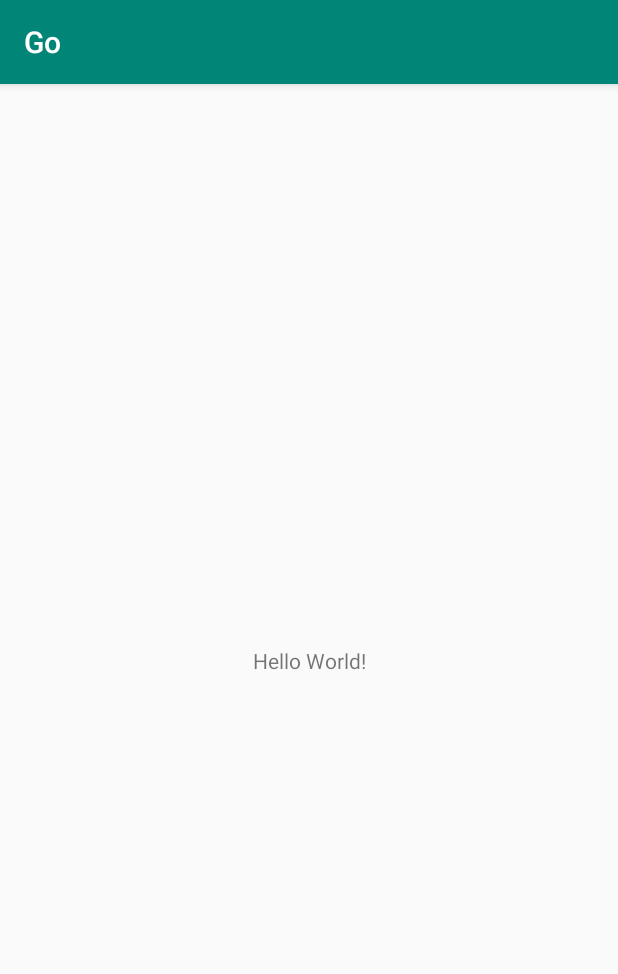
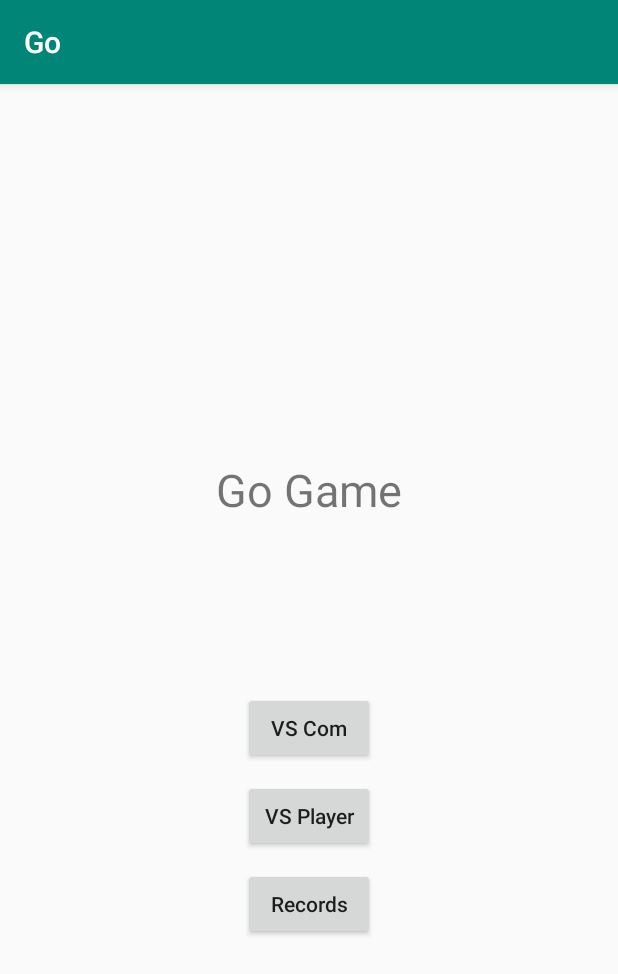
Before and after one commit to Hala-Alsouly/assignapp2019s1, an Android app: the screen it shows after launch (MainActivity), on a phone screen of 412 x 824 dp. Shown: the top 974 px of the screen. Run offline under Robolectric (Android 15) with nearby library versions, the phone set to English and light mode, and no system bars.

Commit message:
Simple Welcome Page

```diff
--- a/app/src/main/AndroidManifest.xml
+++ b/app/src/main/AndroidManifest.xml
@@ -9,6 +9,7 @@
         android:roundIcon="@mipmap/ic_launcher_round"
         android:supportsRtl="true"
         android:theme="@style/AppTheme">
+        <activity android:name=".CheckRecords"></activity>
         <activity android:name=".MainActivity">
             <intent-filter>
                 <action android:name="android.intent.action.MAIN" />
--- /dev/null
+++ b/app/src/main/java/com/example/go/CheckRecords.java
@@ -0,0 +1,13 @@
+package com.example.go;
+
+import android.support.v7.app.AppCompatActivity;
+import android.os.Bundle;
+
+public class CheckRecords extends AppCompatActivity {
+
+    @Override
+    protected void onCreate(Bundle savedInstanceState) {
+        super.onCreate(savedInstanceState);
+        setContentView(R.layout.activity_check_records);
+    }
+}
--- /dev/null
+++ b/app/src/main/res/layout/activity_check_records.xml
@@ -0,0 +1,9 @@
+<?xml version="1.0" encoding="utf-8"?>
+<android.support.constraint.ConstraintLayout xmlns:android="http://schemas.android.com/apk/res/android"
+    xmlns:app="http://schemas.android.com/apk/res-auto"
+    xmlns:tools="http://schemas.android.com/tools"
+    android:layout_width="match_parent"
+    android:layout_height="match_parent"
+    tools:context=".CheckRecords">
+
+</android.support.constraint.ConstraintLayout>
--- a/app/src/main/res/layout/activity_main.xml
+++ b/app/src/main/res/layout/activity_main.xml
@@ -1,5 +1,5 @@
 <?xml version="1.0" encoding="utf-8"?>
-<android.support.constraint.ConstraintLayout xmlns:android="http://schemas.android.com/apk/res/android"
+<RelativeLayout xmlns:android="http://schemas.android.com/apk/res/android"
     xmlns:app="http://schemas.android.com/apk/res-auto"
     xmlns:tools="http://schemas.android.com/tools"
     android:layout_width="match_parent"
@@ -7,12 +7,48 @@
     tools:context=".MainActivity">
 
     <TextView
+        android:id="@+id/text_title"
         android:layout_width="wrap_content"
         android:layout_height="wrap_content"
-        android:text="Hello World!"
-        app:layout_constraintBottom_toBottomOf="parent"
-        app:layout_constraintLeft_toLeftOf="parent"
-        app:layout_constraintRight_toRightOf="parent"
-        app:layout_constraintTop_toTopOf="parent" />
+        android:text="Go Game"
+        android:textSize="30dp"
+        android:textAllCaps="false"
+        android:layout_centerHorizontal="true"
+        android:layout_marginTop="250dp"
+        />
 
-</android.support.constraint.ConstraintLayout>
+    <LinearLayout
+        android:id="@+id/layout_Buttons"
+        android:orientation="vertical"
+        android:layout_width="wrap_content"
+        android:layout_height="wrap_content"
+        android:layout_centerHorizontal="true"
+        android:layout_marginTop="400dp">
+
+        <Button
+            android:id="@+id/btn_VsCom"
+            android:text="VS Com"
+            android:textAllCaps="false"
+            android:layout_width="wrap_content"
+            android:layout_height="wrap_content"
+            android:layout_margin="5dp"
+            android:onClick="onClick_VsCom"/>
+        <Button
+            android:id="@+id/btn_VsPlayer"
+            android:text="VS Player"
+            android:textAllCaps="false"
+            android:layout_width="wrap_content"
+            android:layout_height="wrap_content"
+            android:layout_margin="5dp"
+            android:onClick="onClick_VsPlayer"/>
+        <Button
+            android:id="@+id/btn_CheckRecords"
+            android:text="Records"
+            android:textAllCaps="false"
+            android:layout_width="wrap_content"
+            android:layout_height="wrap_content"
+            android:layout_margin="5dp"
+            android:onClick="onClick_CheckRecords"/>
+
+    </LinearLayout>
+</RelativeLayout>
```
